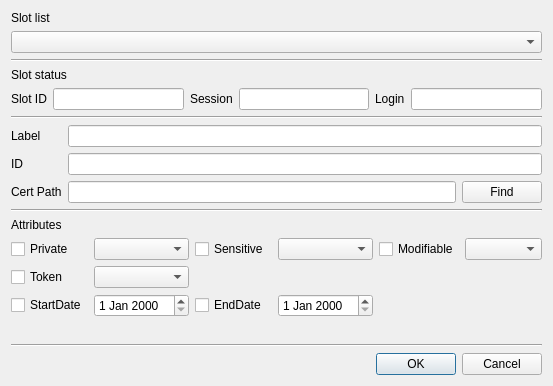
Old version of the form CryptokiMan/import_cert_dlg.ui in the repository jykim74/CryptokiMan.
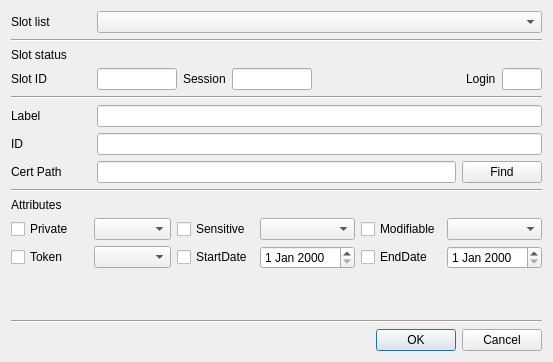
New version of the form.

```diff
--- a/CryptokiMan/import_cert_dlg.ui
+++ b/CryptokiMan/import_cert_dlg.ui
@@ -7,7 +7,7 @@
     <x>0</x>
     <y>0</y>
     <width>553</width>
-    <height>386</height>
+    <height>362</height>
    </rect>
   </property>
   <property name="windowTitle">
@@ -15,14 +15,34 @@
   </property>
   <layout class="QVBoxLayout" name="verticalLayout">
    <item>
-    <widget class="QLabel" name="label">
-     <property name="text">
-      <string>Slot list</string>
+    <layout class="QGridLayout" name="gridLayout_4">
+     <property name="topMargin">
+      <number>0</number>
      </property>
-    </widget>
-   </item>
-   <item>
-    <widget class="QComboBox" name="mSlotsCombo"/>
+     <item row="0" column="1">
+      <widget class="QComboBox" name="mSlotsCombo">
+       <property name="sizePolicy">
+        <sizepolicy hsizetype="Preferred" vsizetype="Fixed">
+         <horstretch>1</horstretch>
+         <verstretch>0</verstretch>
+        </sizepolicy>
+       </property>
+      </widget>
+     </item>
+     <item row="0" column="0">
+      <widget class="QLabel" name="label">
+       <property name="minimumSize">
+        <size>
+         <width>80</width>
+         <height>0</height>
+        </size>
+       </property>
+       <property name="text">
+        <string>Slot list</string>
+       </property>
+      </widget>
+     </item>
+    </layout>
    </item>
    <item>
     <widget class="Line" name="line">
@@ -43,35 +63,75 @@
      <property name="topMargin">
       <number>0</number>
      </property>
+     <item row="0" column="6">
+      <widget class="QLineEdit" name="mLoginText">
+       <property name="maximumSize">
+        <size>
+         <width>40</width>
+         <height>16777215</height>
+        </size>
+       </property>
+      </widget>
+     </item>
+     <item row="0" column="3">
+      <widget class="QLineEdit" name="mSessionText">
+       <property name="maximumSize">
+        <size>
+         <width>80</width>
+         <height>16777215</height>
+        </size>
+       </property>
+      </widget>
+     </item>
+     <item row="0" column="2">
+      <widget class="QLabel" name="label_8">
+       <property name="text">
+        <string>Session</string>
+       </property>
+      </widget>
+     </item>
+     <item row="0" column="1">
+      <widget class="QLineEdit" name="mSlotIDText">
+       <property name="maximumSize">
+        <size>
+         <width>80</width>
+         <height>16777215</height>
+        </size>
+       </property>
+      </widget>
+     </item>
      <item row="0" column="0">
       <widget class="QLabel" name="label_3">
+       <property name="minimumSize">
+        <size>
+         <width>80</width>
+         <height>0</height>
+        </size>
+       </property>
        <property name="text">
         <string>Slot ID</string>
        </property>
       </widget>
      </item>
-     <item row="0" column="4">
+     <item row="0" column="5">
       <widget class="QLabel" name="label_9">
        <property name="text">
         <string>Login</string>
        </property>
       </widget>
      </item>
-     <item row="0" column="3">
-      <widget class="QLineEdit" name="mSessionText"/>
-     </item>
-     <item row="0" column="2">
-      <widget class="QLabel" name="label_8">
-       <property name="text">
-        <string>Session</string>
+     <item row="0" column="4">
+      <spacer name="horizontalSpacer">
+       <property name="orientation">
+        <enum>Qt::Horizontal</enum>
        </property>
-      </widget>
-     </item>
-     <item row="0" column="1">
-      <widget class="QLineEdit" name="mSlotIDText"/>
-     </item>
-     <item row="0" column="5">
-      <widget class="QLineEdit" name="mLoginText"/>
+       <property name="sizeHint" stdset="0">
+        <size>
+         <width>40</width>
+         <height>20</height>
+        </size>
+       </property>
+      </spacer>
      </item>
     </layout>
    </item>
@@ -96,6 +156,12 @@
      </item>
      <item row="0" column="0">
       <widget class="QLabel" name="label_4">
+       <property name="minimumSize">
+        <size>
+         <width>80</width>
+         <height>0</height>
+        </size>
+       </property>
        <property name="text">
         <string>Label</string>
        </property>
@@ -179,24 +245,24 @@
        </property>
       </widget>
      </item>
-     <item row="2" column="0">
+     <item row="1" column="2">
       <widget class="QCheckBox" name="mStartDateCheck">
        <property name="text">
         <string>StartDate</string>
        </property>
       </widget>
      </item>
-     <item row="2" column="1">
+     <item row="1" column="3">
       <widget class="QDateEdit" name="mStartDateEdit"/>
      </item>
-     <item row="2" column="2">
+     <item row="1" column="4">
       <widget class="QCheckBox" name="mEndDateCheck">
        <property name="text">
         <string>EndDate</string>
        </property>
       </widget>
      </item>
-     <item row="2" column="3">
+     <item row="1" column="5">
       <widget class="QDateEdit" name="mEndDateEdit"/>
      </item>
     </layout>
```
Left out of the diff: 3 changed lines with no effect on the pictures.
